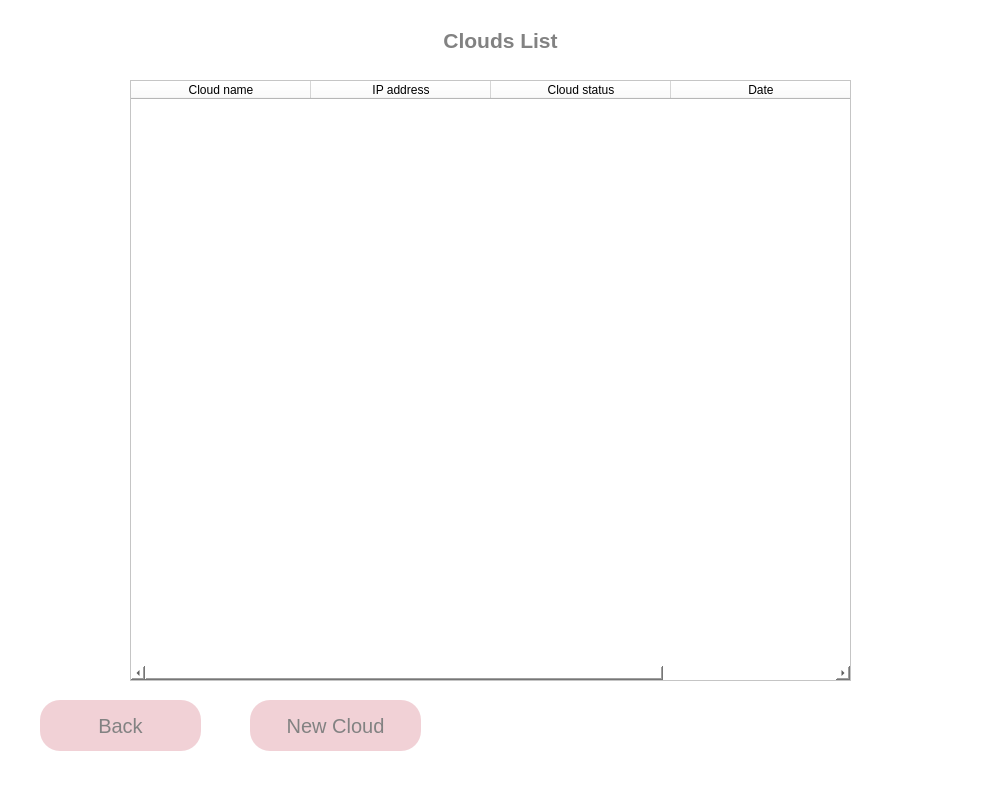
vidagharavian/cloud_service, file ui/cloud_list.ui: the form before one commit.
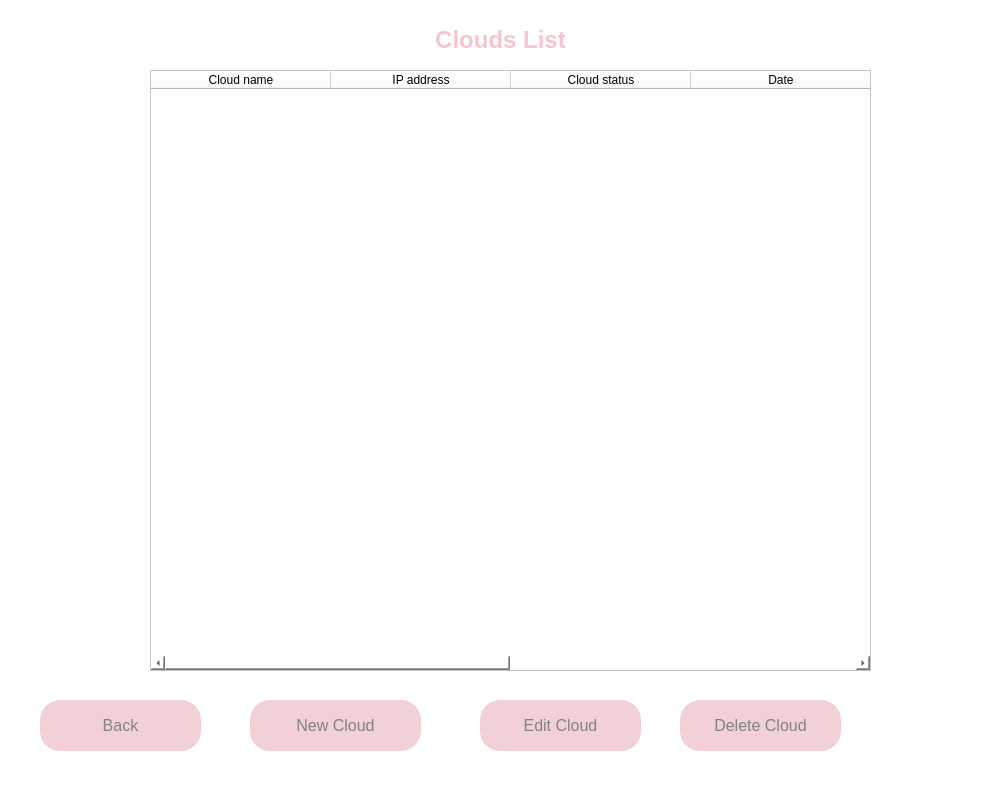
The form after the commit.

What changed in the file:
```diff
--- a/ui/cloud_list.ui
+++ b/ui/cloud_list.ui
@@ -34,7 +34,7 @@
     </font>
    </property>
    <property name="text">
-    <string>&lt;html&gt;&lt;head/&gt;&lt;body&gt;&lt;p&gt;&lt;span style=&quot; font-size:16pt; color:#828282;&quot;&gt;Clouds List&lt;/span&gt;&lt;/p&gt;&lt;/body&gt;&lt;/html&gt;</string>
+    <string>&lt;html&gt;&lt;head/&gt;&lt;body&gt;&lt;p&gt;&lt;span style=&quot; font-size:18pt; color:#f5c6cf;&quot;&gt;Clouds List&lt;/span&gt;&lt;/p&gt;&lt;/body&gt;&lt;/html&gt;</string>
    </property>
    <property name="alignment">
     <set>Qt::AlignCenter</set>
@@ -51,7 +51,7 @@
    </property>
    <property name="font">
     <font>
-     <pointsize>15</pointsize>
+     <pointsize>12</pointsize>
     </font>
    </property>
    <property name="styleSheet">
@@ -84,7 +84,7 @@
    </property>
    <property name="font">
     <font>
-     <pointsize>15</pointsize>
+     <pointsize>12</pointsize>
     </font>
    </property>
    <property name="styleSheet">
@@ -109,8 +109,8 @@
   <widget class="QTableWidget" name="tableWidget">
    <property name="geometry">
     <rect>
-     <x>130</x>
-     <y>80</y>
+     <x>150</x>
+     <y>70</y>
      <width>721</width>
      <height>601</height>
     </rect>
@@ -138,6 +138,82 @@
      <string>Date</string>
     </property>
    </column>
+   <column>
+    <property name="text">
+     <string>User id</string>
+    </property>
+   </column>
+   <column>
+    <property name="text">
+     <string>Cloud id</string>
+    </property>
+   </column>
+  </widget>
+  <widget class="QPushButton" name="edit">
+   <property name="geometry">
+    <rect>
+     <x>480</x>
+     <y>700</y>
+     <width>161</width>
+     <height>51</height>
+    </rect>
+   </property>
+   <property name="font">
+    <font>
+     <pointsize>12</pointsize>
+    </font>
+   </property>
+   <property name="styleSheet">
+    <string notr="true">QPushButton
+{
+	background-color: #f1d1d6;
+	color: #828282;
+	border-radius:20px;
+}
+
+QPushButton:hover
+{
+	background-color: #ff8b8d;
+	color: #656565;
+	border-radius:20px;
+}</string>
+   </property>
+   <property name="text">
+    <string>Edit Cloud</string>
+   </property>
+  </widget>
+  <widget class="QPushButton" name="delete_2">
+   <property name="geometry">
+    <rect>
+     <x>680</x>
+     <y>700</y>
+     <width>161</width>
+     <height>51</height>
+    </rect>
+   </property>
+   <property name="font">
+    <font>
+     <pointsize>12</pointsize>
+    </font>
+   </property>
+   <property name="styleSheet">
+    <string notr="true">QPushButton
+{
+	background-color: #f1d1d6;
+	color: #828282;
+	border-radius:20px;
+}
+
+QPushButton:hover
+{
+	background-color: #ff8b8d;
+	color: #656565;
+	border-radius:20px;
+}</string>
+   </property>
+   <property name="text">
+    <string>Delete Cloud</string>
+   </property>
   </widget>
  </widget>
  <resources/>
```
Left out of the diff: 6 changed lines with no effect on the pictures.
